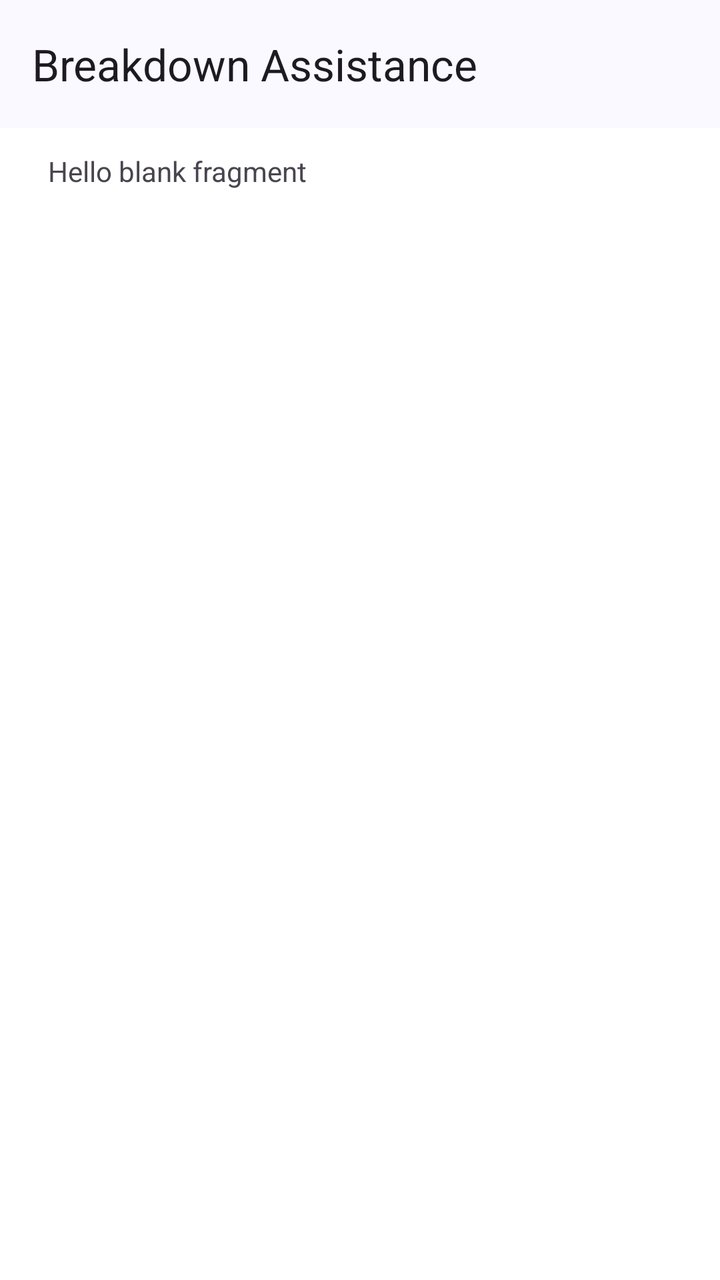
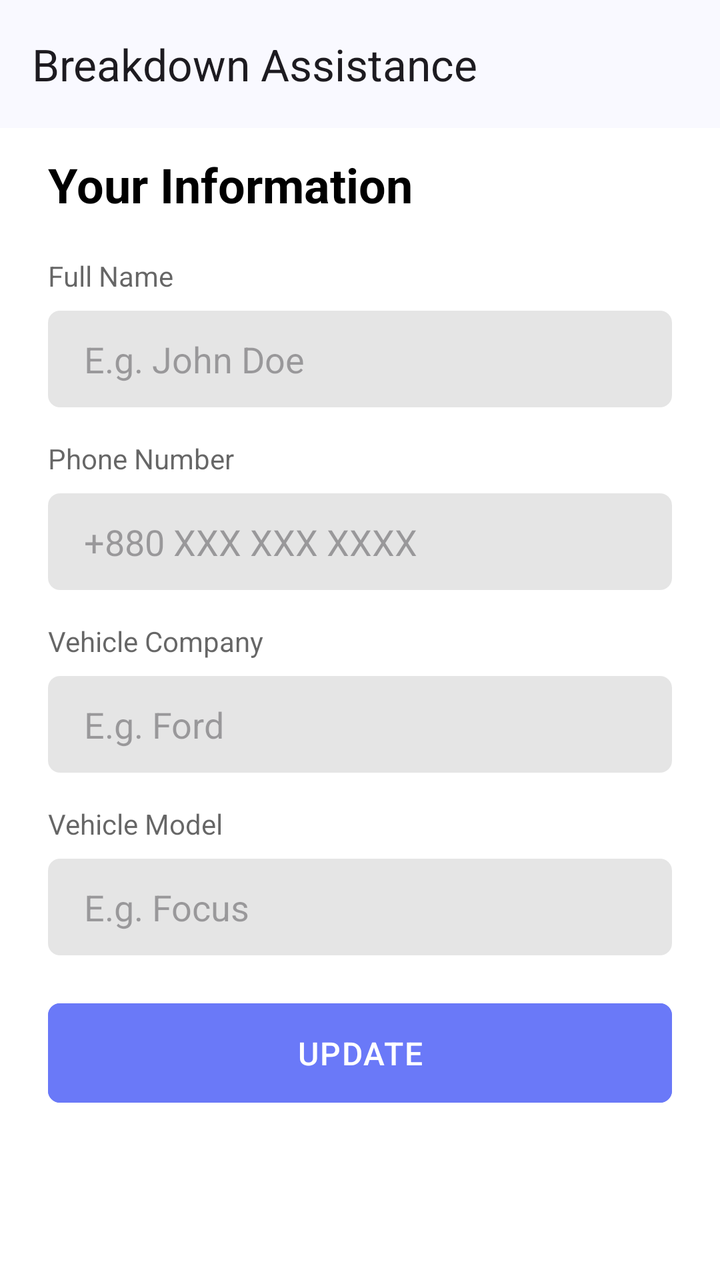

Before-and-after screenshots of an Android layout around one commit, followed by the original layout XML and the change that was made.
<!-- AndroidManifest.xml: application theme Theme.BreakdownAssistance -->
<!-- res/layout/fragment_profile.xml -->
<?xml version="1.0" encoding="utf-8"?>
<androidx.coordinatorlayout.widget.CoordinatorLayout xmlns:android="http://schemas.android.com/apk/res/android"
    xmlns:app="http://schemas.android.com/apk/res-auto"
    xmlns:tools="http://schemas.android.com/tools"
    android:layout_width="match_parent"
    android:layout_height="match_parent"
    tools:context=".ui.fragments.ProfileFragment">

    <androidx.core.widget.NestedScrollView
        android:id="@+id/nestedScrollView"
        android:layout_width="match_parent"
        android:layout_height="match_parent"
        app:layout_behavior="@string/appbar_scrolling_view_behavior">

        <LinearLayout
            android:layout_width="match_parent"
            android:layout_height="match_parent"
            android:orientation="vertical"
            android:paddingHorizontal="24dp"
            android:paddingVertical="12dp">

            
            <TextView
                android:layout_width="match_parent"
                android:layout_height="match_parent"
                android:text="@string/hello_blank_fragment" />

        </LinearLayout>
    </androidx.core.widget.NestedScrollView>

    <include
        android:id="@+id/header"
        layout="@layout/view_toolbar" />

</androidx.coordinatorlayout.widget.CoordinatorLayout>
<!-- res/layout/view_toolbar.xml (included above) -->
<?xml version="1.0" encoding="utf-8"?>
<com.google.android.material.appbar.AppBarLayout xmlns:android="http://schemas.android.com/apk/res/android"
    xmlns:app="http://schemas.android.com/apk/res-auto"
    xmlns:tools="http://schemas.android.com/tools"
    android:id="@+id/appBarLayout"
    android:layout_width="match_parent"
    android:layout_height="wrap_content"
    android:fitsSystemWindows="true"
    app:liftOnScroll="true">

    <com.google.android.material.appbar.MaterialToolbar
        android:id="@+id/toolbar"
        android:layout_width="match_parent"
        android:layout_height="?attr/actionBarSize"
        android:paddingEnd="24dp"
        app:contentInsetStartWithNavigation="0dp"
        app:maxLines="1"
        app:navigationIconTint="?attr/colorOnSurface"
        app:title="@string/app_name"
        app:titleTextAppearance="@style/TextAppearance.Material3.TitleLarge"
        app:titleTextEllipsize="end"
        tools:ignore="RtlSymmetry" />

</com.google.android.material.appbar.AppBarLayout>
<!-- resources referenced by this layout -->
<resources>
  <string name="app_name">Breakdown Assistance</string>
  <string name="hello_blank_fragment">Hello blank fragment</string>
  <style name="Theme.BreakdownAssistance" parent="Base.Theme.BreakdownAssistance" />
  <color name="white">#FFFFFFFF</color>
  <color name="transparent">#00000000</color>
  <color name="md_theme_primary">#415F91</color>
  <color name="md_theme_onPrimary">#FFFFFF</color>
  <color name="md_theme_primaryContainer">#D6E3FF</color>
  <color name="md_theme_onPrimaryContainer">#001B3E</color>
  <color name="md_theme_secondary">#565F71</color>
  <color name="md_theme_onSecondary">#FFFFFF</color>
  <color name="md_theme_secondaryContainer">#DAE2F9</color>
  <color name="md_theme_onSecondaryContainer">#131C2B</color>
  <color name="md_theme_tertiary">#705575</color>
  <color name="md_theme_onTertiary">#FFFFFF</color>
  <color name="md_theme_tertiaryContainer">#FAD8FD</color>
  <color name="md_theme_onTertiaryContainer">#28132E</color>
  <color name="md_theme_error">#BA1A1A</color>
  <color name="md_theme_onError">#FFFFFF</color>
  <color name="md_theme_errorContainer">#FFDAD6</color>
  <color name="md_theme_onErrorContainer">#410002</color>
  <color name="md_theme_background">#F9F9FF</color>
  <color name="md_theme_onBackground">#191C20</color>
  <color name="md_theme_surface">#F9F9FF</color>
  <color name="md_theme_onSurface">#191C20</color>
  <color name="md_theme_surfaceVariant">#E0E2EC</color>
  <color name="md_theme_onSurfaceVariant">#44474E</color>
  <color name="md_theme_outline">#74777F</color>
  <color name="md_theme_outlineVariant">#C4C6D0</color>
  <color name="md_theme_inverseSurface">#2E3036</color>
  <color name="md_theme_inverseOnSurface">#F0F0F7</color>
  <color name="md_theme_inversePrimary">#AAC7FF</color>
  <color name="md_theme_primaryFixed">#D6E3FF</color>
  <color name="md_theme_onPrimaryFixed">#001B3E</color>
  <color name="md_theme_primaryFixedDim">#AAC7FF</color>
  <color name="md_theme_onPrimaryFixedVariant">#284777</color>
  <color name="md_theme_secondaryFixed">#DAE2F9</color>
  <color name="md_theme_onSecondaryFixed">#131C2B</color>
  <color name="md_theme_secondaryFixedDim">#BEC6DC</color>
  <color name="md_theme_onSecondaryFixedVariant">#3E4759</color>
  <color name="md_theme_tertiaryFixed">#FAD8FD</color>
  <color name="md_theme_onTertiaryFixed">#28132E</color>
  <color name="md_theme_tertiaryFixedDim">#DDBCE0</color>
  <color name="md_theme_onTertiaryFixedVariant">#573E5C</color>
  <color name="md_theme_surfaceDim">#D9D9E0</color>
  <color name="md_theme_surfaceBright">#F9F9FF</color>
  <color name="md_theme_surfaceContainerLowest">#FFFFFF</color>
  <color name="md_theme_surfaceContainerLow">#F3F3FA</color>
  <color name="md_theme_surfaceContainer">#EDEDF4</color>
  <color name="md_theme_surfaceContainerHigh">#E7E8EE</color>
  <color name="md_theme_surfaceContainerHighest">#E2E2E9</color>
  <!-- unchanged entries left out for length: 1 -->
</resources>

<!-- the commit's change to res/layout/fragment_profile.xml (unified diff, before → after) -->
@@ -19,11 +19,110 @@
             android:paddingHorizontal="24dp"
             android:paddingVertical="12dp">
 
-            
             <TextView
+                android:layout_width="wrap_content"
+                android:layout_height="wrap_content"
+                android:layout_marginBottom="20dp"
+                android:text="Your Information"
+                android:textColor="@color/black"
+                android:textSize="24sp"
+                android:textStyle="bold" />
+
+            <TextView
+                android:layout_width="wrap_content"
+                android:layout_height="wrap_content"
+                android:layout_gravity="start"
+                android:alpha="0.6"
+                android:text="Full Name"
+                android:textColor="@color/black"
+                android:textSize="14sp" />
+
+            <EditText
+                android:id="@+id/editTextFullName"
                 android:layout_width="match_parent"
-                android:layout_height="match_parent"
-                android:text="@string/hello_blank_fragment" />
+                android:layout_height="wrap_content"
+                android:layout_marginTop="8dp"
+                android:background="@drawable/yellow_edittext_bg"
+                android:hint="E.g. John Doe"
+                android:inputType="textPersonName"
+                android:paddingHorizontal="18dp"
+                android:paddingVertical="12dp" />
+
+            <TextView
+                android:layout_width="wrap_content"
+                android:layout_height="wrap_content"
+                android:layout_gravity="start"
+                android:layout_marginTop="16dp"
+                android:alpha="0.6"
+                android:text="Phone Number"
+                android:textColor="@color/black"
+                android:textSize="14sp" />
+
+            <EditText
+                android:id="@+id/editTextPhoneNumber"
+                android:layout_width="match_parent"
+                android:layout_height="wrap_content"
+                android:layout_marginTop="8dp"
+                android:background="@drawable/yellow_edittext_bg"
+                android:hint="+880 XXX XXX XXXX"
+                android:inputType="phone"
+                android:paddingHorizontal="18dp"
+                android:paddingVertical="12dp" />
+
+            <TextView
+                android:layout_width="wrap_content"
+                android:layout_height="wrap_content"
+                android:layout_gravity="start"
+                android:layout_marginTop="16dp"
+                android:alpha="0.6"
+                android:text="Vehicle Company"
+                android:textColor="@color/black"
+                android:textSize="14sp" />
+
+            <EditText
+                android:id="@+id/editTextVehicleCompany"
+                android:layout_width="match_parent"
+                android:layout_height="wrap_content"
+                android:layout_marginTop="8dp"
+                android:background="@drawable/yellow_edittext_bg"
+                android:hint="E.g. Ford"
+                android:inputType="text"
+                android:paddingHorizontal="18dp"
+                android:paddingVertical="12dp" />
+
+            <TextView
+                android:layout_width="wrap_content"
+                android:layout_height="wrap_content"
+                android:layout_gravity="start"
+                android:layout_marginTop="16dp"
+                android:alpha="0.6"
+                android:text="Vehicle Model"
+                android:textColor="@color/black"
+                android:textSize="14sp" />
+
+            <EditText
+                android:id="@+id/editTextVehicleModel"
+                android:layout_width="match_parent"
+                android:layout_height="wrap_content"
+                android:layout_marginTop="8dp"
+                android:background="@drawable/yellow_edittext_bg"
+                android:hint="E.g. Focus"
+                android:inputType="text"
+                android:paddingHorizontal="18dp"
+                android:paddingVertical="12dp" />
+
+            <com.google.android.material.button.MaterialButton
+                android:id="@+id/btnContinue"
+                android:layout_width="match_parent"
+                android:layout_height="wrap_content"
+                android:layout_marginTop="20dp"
+                android:backgroundTint="@color/accent"
+                android:letterSpacing="0.04"
+                android:paddingVertical="14dp"
+                android:text="UPDATE"
+                android:textColor="@color/white"
+                android:textSize="16sp"
+                app:cornerRadius="6dp" />
 
         </LinearLayout>
     </androidx.core.widget.NestedScrollView>
<!-- resource entries referenced after the edit -->
@@ -1,9 +1,17 @@
 <!-- resources referenced by this layout -->
 <resources>
+  <color name="accent">#FF6A79F8</color>
+  <color name="black">#FF000000</color>
   <string name="app_name">Breakdown Assistance</string>
-  <string name="hello_blank_fragment">Hello blank fragment</string>
   <style name="Theme.BreakdownAssistance" parent="Base.Theme.BreakdownAssistance" />
   <color name="white">#FFFFFFFF</color>
+  <!-- drawable yellow_edittext_bg (drawable) -->
+  <?xml version="1.0" encoding="utf-8"?>
+  <shape xmlns:android="http://schemas.android.com/apk/res/android"
+      android:shape="rectangle">
+      <solid android:color="#1A000000" />
+      <corners android:radius="6dp" />
+  </shape>
   <color name="transparent">#00000000</color>
   <color name="md_theme_primary">#415F91</color>
   <color name="md_theme_onPrimary">#FFFFFF</color>
